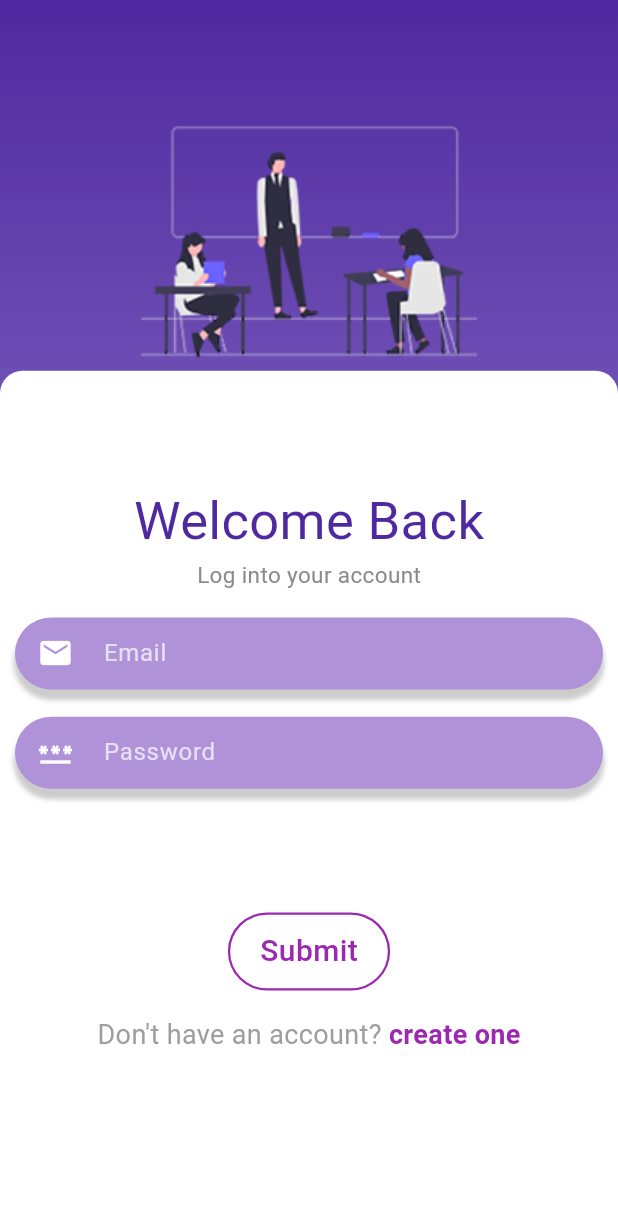
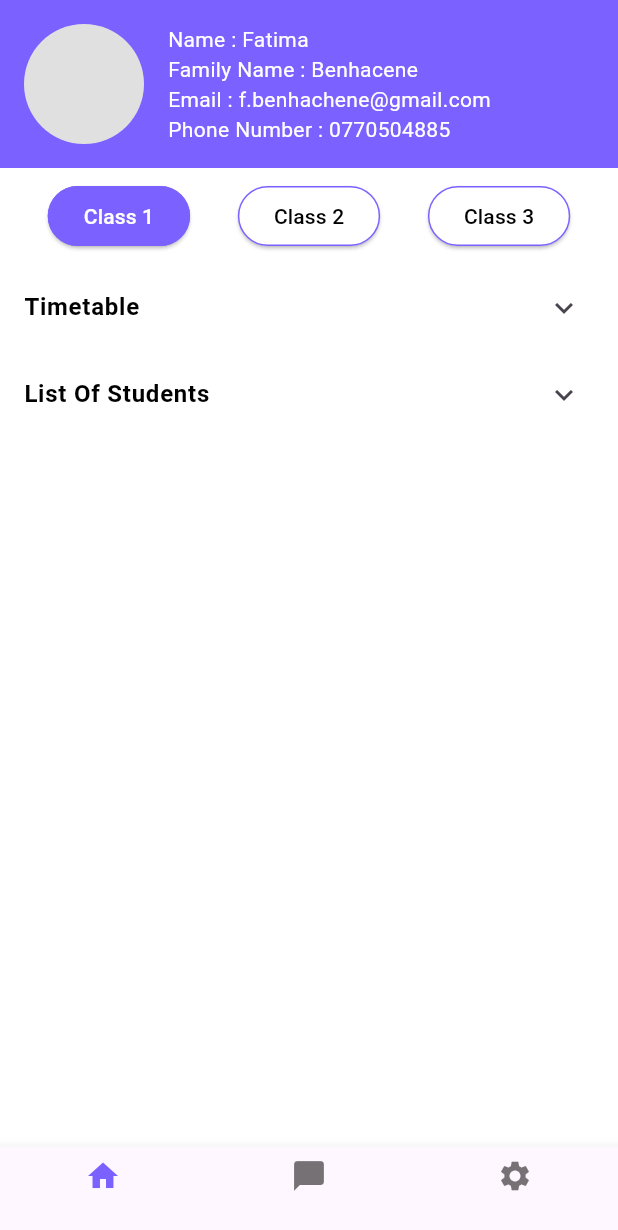
Before and after one commit to Redha4Dev/auth-test, a Flutter app: the LoginPage screen opened directly, after a tap on "Submit", on a phone screen of 412 x 824 dp. Shown: the top 1230 px of the screen. Run offline on Flutter 3.47's test engine with Material 3 defaults, Android fonts, the light colour scheme and no system bars.

Commit message:
added the teacher page with the time table and the students list

```diff
--- /dev/null
+++ b/mobile/kidergarten/lib/components/studentCard.dart
@@ -0,0 +1,32 @@
+import 'package:flutter/material.dart';
+
+class StudentCard extends StatelessWidget {
+  final String name;
+  final int age;
+  final String gender;
+
+  const StudentCard(
+      {super.key, required this.name, required this.age, required this.gender});
+
+  @override
+  Widget build(BuildContext context) {
+    return Card(
+      margin: const EdgeInsets.symmetric(horizontal: 16, vertical: 4),
+      shape: RoundedRectangleBorder(borderRadius: BorderRadius.circular(16)),
+      child: ListTile(
+        leading: const CircleAvatar(
+          backgroundImage: AssetImage('assets/avatar.png'),
+        ),
+        title: Text("Full Name: $name"),
+        subtitle: Column(
+          crossAxisAlignment: CrossAxisAlignment.start,
+          children: [
+            Text("Age: $age"),
+            Text("Gender: $gender"),
+          ],
+        ),
+        trailing: const Icon(Icons.more_vert),
+      ),
+    );
+  }
+}
--- a/mobile/kidergarten/lib/pages/login_page.dart
+++ b/mobile/kidergarten/lib/pages/login_page.dart
@@ -2,6 +2,8 @@ import 'package:flutter/material.dart';
 import 'package:kidergarten/components/myButton.dart';
 import 'package:kidergarten/components/textField.dart';
 import 'package:kidergarten/pages/signup_page.dart';
+import 'package:kidergarten/pages/teacher.dart';
+import 'package:kidergarten/pages/welcome_page.dart';
 
 class LoginPage extends StatefulWidget {
   const LoginPage({super.key});
@@ -74,7 +76,15 @@ class _LoginPageState extends State<LoginPage> {
                 SizedBox(
                   height: screenHeight * .1,
                 ),
-                myOutlinedButton(text: "Submit", onTap: () {}),
+                myOutlinedButton(
+                    text: "Submit",
+                    onTap: () {
+                      Navigator.pushReplacement(
+                          context,
+                          MaterialPageRoute(
+                            builder: (context) => TeacherHomePage(),
+                          ));
+                    }),
                 SizedBox(
                   height: screenHeight * .02,
                 ),
--- /dev/null
+++ b/mobile/kidergarten/lib/pages/teacher.dart
@@ -0,0 +1,311 @@
+import 'package:flutter/material.dart';
+import 'package:kidergarten/components/studentCard.dart';
+
+class TeacherHomePage extends StatefulWidget {
+  const TeacherHomePage({super.key});
+
+  @override
+  State<TeacherHomePage> createState() => _TeacherHomePageState();
+}
+
+class _TeacherHomePageState extends State<TeacherHomePage> {
+  bool showTimetable = false;
+  bool showStudentList = false;
+  int selectedClassIndex = 0;
+
+  final List<List<Map<String, dynamic>>> studentsPerClass = [
+    [
+      {"name": "Lisie Alexander", "age": 6, "gender": "Female"},
+      {"name": "Albert Flores", "age": 5, "gender": "Male"},
+    ],
+    [
+      {"name": "Jerome Bell", "age": 6, "gender": "Male"},
+      {"name": "Theresa Webb", "age": 5, "gender": "Female"},
+    ],
+    [
+      {"name": "Floyd Miles", "age": 5, "gender": "Male"},
+      {"name": "Camcron Williamson", "age": 6, "gender": "Male"},
+    ],
+  ];
+
+  final List<String> days = [
+    "Sunday",
+    "Monday",
+    "Tuesday",
+    "Wednesday",
+    "Thursday"
+  ];
+
+  final List<String> timeSlots = [
+    "8h30 → 10h",
+    "10h → 11h",
+    "11h → 12h",
+    "12h → 13h30",
+    "13h30 → 14h30",
+    "14h30 → 15h30",
+    "15h30 → 16h30",
+  ];
+
+  final List<List<String>> schedule = [
+    [
+      "Islamic lesson",
+      "Snack Time",
+      "Group activity",
+      "Lunch",
+      "Nap / Free Play",
+      "Movie time",
+      "Outdoor game",
+    ],
+    [
+      "English lesson",
+      "Snack Time",
+      "Quran session",
+      "Lunch",
+      "Nap / Free Play",
+      "Reading",
+      "Free play",
+    ],
+    [
+      "Arabic lesson",
+      "Snack Time",
+      "Quran session",
+      "Lunch",
+      "Nap / Free Play",
+      "Puppet show",
+      "Outdoor game",
+    ],
+    [
+      "French lesson",
+      "Snack Time",
+      "Drawing",
+      "Lunch",
+      "Nap / Free Play",
+      "Reading",
+      "Story Telling",
+    ],
+    [
+      "Math lesson",
+      "Snack Time",
+      "Reading",
+      "Lunch",
+      "Nap / Free Play",
+      "Quran session",
+      "Outdoor game",
+    ],
+  ];
+
+  String searchQuery = "";
+  String selectedSearchCriterion = "name";
+
+  @override
+  Widget build(BuildContext context) {
+    List<Map<String, dynamic>> filteredStudents =
+        studentsPerClass[selectedClassIndex]
+            .where((student) => student[selectedSearchCriterion]
+                .toLowerCase()
+                .contains(searchQuery.toLowerCase()))
+            .toList();
+
+    return Scaffold(
+      backgroundColor: Colors.white,
+      body: SafeArea(
+        child: SingleChildScrollView(
+          child: Column(
+            children: [
+              Container(
+                color: const Color(0xFF7B61FF),
+                padding: const EdgeInsets.all(16),
+                child: Row(
+                  crossAxisAlignment: CrossAxisAlignment.start,
+                  children: [
+                    CircleAvatar(radius: 40, backgroundColor: Colors.grey[300]),
+                    const SizedBox(width: 16),
+                    Column(
+                      crossAxisAlignment: CrossAxisAlignment.start,
+                      children: const [
+                        Text("Name : Fatima",
+                            style: TextStyle(color: Colors.white)),
+                        Text("Family Name : Benhacene",
+                            style: TextStyle(color: Colors.white)),
+                        Text("Email : f.benhachene@gmail.com",
+                            style: TextStyle(color: Colors.white)),
+                        Text("Phone Number : 0770504885",
+                            style: TextStyle(color: Colors.white)),
+                      ],
+                    ),
+                  ],
+                ),
+              ),
+              Container(
+                color: Colors.white,
+                padding: const EdgeInsets.symmetric(vertical: 8),
+                child: Row(
+                  mainAxisAlignment: MainAxisAlignment.spaceEvenly,
+                  children: List.generate(3, (index) {
+                    return ElevatedButton(
+                      style: ElevatedButton.styleFrom(
+                        backgroundColor: selectedClassIndex == index
+                            ? const Color(0xFF7B61FF)
+                            : Colors.white,
+                        foregroundColor: selectedClassIndex == index
+                            ? Colors.white
+                            : Colors.black,
+                        shape: RoundedRectangleBorder(
+                          borderRadius: BorderRadius.circular(20),
+                        ),
+                        side: const BorderSide(color: Color(0xFF7B61FF)),
+                      ),
+                      onPressed: () =>
+                          setState(() => selectedClassIndex = index),
+                      child: Text("Class ${index + 1}"),
+                    );
+                  }),
+                ),
+              ),
+              ExpansionTile(
+                backgroundColor:
+                    showTimetable ? const Color(0xFF7B61FF) : Colors.white,
+                collapsedBackgroundColor: Colors.white,
+                title: Text(
+                  "Timetable",
+                  style: TextStyle(
+                    color: showTimetable ? Colors.white : Colors.black,
+                    fontWeight: FontWeight.bold,
+                  ),
+                ),
+                onExpansionChanged: (expanded) =>
+                    setState(() => showTimetable = expanded),
+                children: [
+                  SingleChildScrollView(
+                    scrollDirection: Axis.horizontal,
+                    child: Table(
+                      defaultColumnWidth: FixedColumnWidth(120.0),
+                      border: TableBorder.all(color: Colors.black12),
+                      children: [
+                        TableRow(
+                          children: [
+                            Container(),
+                            ...days
+                                .map((day) => Center(
+                                      child: Padding(
+                                        padding: const EdgeInsets.all(8.0),
+                                        child: Text(
+                                          day,
+                                          style: const TextStyle(
+                                            fontWeight: FontWeight.bold,
+                                            color: Colors.white,
+                                          ),
+                                        ),
+                                      ),
+                                    ))
+                                .toList(),
+                          ],
+                        ),
+                        for (int i = 0; i < timeSlots.length; i++)
+                          TableRow(
+                            children: [
+                              Padding(
+                                padding: const EdgeInsets.all(8.0),
+                                child: Text(timeSlots[i]),
+                              ),
+                              for (int j = 0; j < days.length; j++)
+                                Container(
+                                  padding: const EdgeInsets.all(8.0),
+                                  color: Colors
+                                      .primaries[
+                                          (i * j + 2) % Colors.primaries.length]
+                                      .shade100,
+                                  child: Center(
+                                    child: Text(
+                                      schedule[j][i],
+                                      textAlign: TextAlign.center,
+                                    ),
+                                  ),
+                                )
+                            ],
+                          )
+                      ],
+                    ),
+                  )
+                ],
+              ),
+              ExpansionTile(
+                backgroundColor:
+                    showStudentList ? const Color(0xFF7B61FF) : Colors.white,
+                collapsedBackgroundColor: Colors.white,
+                title: Text(
+                  "List Of Students",
+                  style: TextStyle(
+                    color: showStudentList ? Colors.white : Colors.black,
+                    fontWeight: FontWeight.bold,
+                  ),
+                ),
+                onExpansionChanged: (expanded) =>
+                    setState(() => showStudentList = expanded),
+                children: [
+                  Padding(
+                    padding: const EdgeInsets.all(8.0),
+                    child: Row(
+                      children: [
+                        Expanded(
+                          child: TextField(
+                            onChanged: (val) {
+                              setState(() {
+                                searchQuery = val;
+                              });
+                            },
+                            decoration: InputDecoration(
+                              hintText: 'Search for a Student',
+                              prefixIcon: Icon(Icons.search),
+                              border: OutlineInputBorder(
+                                  borderRadius: BorderRadius.circular(10)),
+                            ),
+                          ),
+                        ),
+                        const SizedBox(width: 8),
+                        DropdownButton<String>(
+                          value: selectedSearchCriterion,
+                          items: const [
+                            DropdownMenuItem(
+                                value: "name", child: Text("Search By Name")),
+                            DropdownMenuItem(
+                                value: "age", child: Text("Search By Age")),
+                          ],
+                          onChanged: (val) {
+                            setState(() {
+                              selectedSearchCriterion = val!;
+                            });
+                          },
+                        )
+                      ],
+                    ),
+                  ),
+                  SizedBox(
+                    height: 400,
+                    child: ListView(
+                      children: filteredStudents
+                          .map((student) => StudentCard(
+                                name: student['name'],
+                                age: student['age'],
+                                gender: student['gender'],
+                              ))
+                          .toList(),
+                    ),
+                  ),
+                ],
+              ),
+            ],
+          ),
+        ),
+      ),
+      bottomNavigationBar: BottomNavigationBar(
+        selectedItemColor: const Color(0xFF7B61FF),
+        items: const [
+          BottomNavigationBarItem(icon: Icon(Icons.home), label: ''),
+          BottomNavigationBarItem(icon: Icon(Icons.chat_bubble), label: ''),
+          BottomNavigationBarItem(icon: Icon(Icons.settings), label: ''),
+        ],
+      ),
+    );
+  }
+}
```
